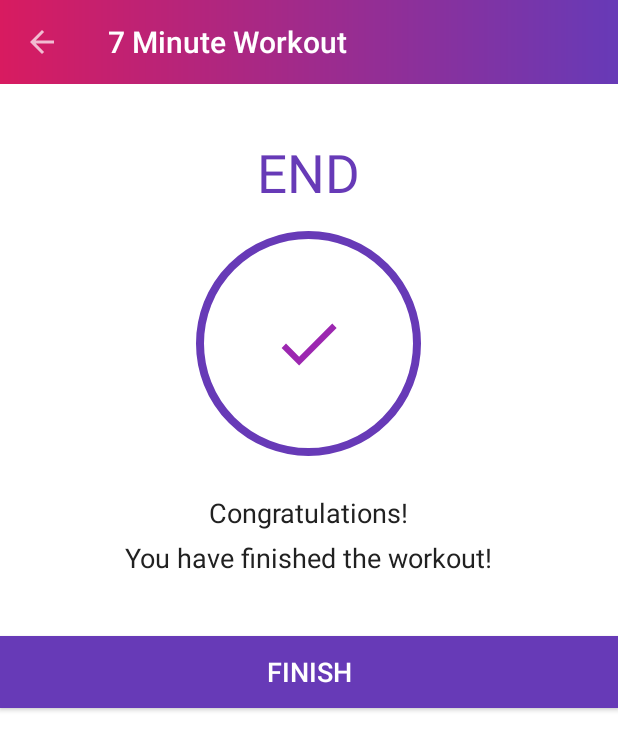
After one commit to dimatep/7MinuteWorkout, an Android app: the FinishActivity screen opened directly, with no data from a screen before it, on a phone screen of 412 x 824 dp. The commit adds this screen. Shown: the top 750 px of the screen. Run offline under Robolectric (Android 15) with nearby library versions, the phone set to English and light mode, and no system bars.

Commit message:
Add finish Activity and set custom dialog for toolbar back button

```diff
--- /dev/null
+++ b/app/src/main/java/learning/self/kotlin/a7minuteworkout/FinishActivity.kt
@@ -0,0 +1,30 @@
+package learning.self.kotlin.a7minuteworkout
+
+import android.content.Intent
+import androidx.appcompat.app.AppCompatActivity
+import android.os.Bundle
+import kotlinx.android.synthetic.main.activity_finish.*
+
+class FinishActivity : AppCompatActivity() {
+
+    override fun onCreate(savedInstanceState: Bundle?) {
+        super.onCreate(savedInstanceState)
+        setContentView(R.layout.activity_finish)
+
+        setSupportActionBar(toolbar_finish_activity)
+        val actionBar = supportActionBar
+        if(actionBar != null){
+            actionBar.setDisplayHomeAsUpEnabled(true)//set back button
+        }
+
+        //set the back btn on toolbar
+        toolbar_finish_activity.setNavigationOnClickListener {
+            onBackPressed() //go back to main activity, because I finished the exercise activity
+        }
+
+
+        finish_btn.setOnClickListener{
+            finish() // finish this activity and go back to main activity
+        }
+    }
+}
--- /dev/null
+++ b/app/src/main/res/drawable/ic_done.xml
@@ -0,0 +1,9 @@
+<vector xmlns:android="http://schemas.android.com/apk/res/android"
+        android:width="24dp"
+        android:height="24dp"
+        android:viewportWidth="24.0"
+        android:viewportHeight="24.0">
+    <path
+        android:fillColor="@color/colorPrimary"
+        android:pathData="M9,16.2L4.8,12l-1.4,1.4L9,19 21,7l-1.4,-1.4L9,16.2z"/>
+</vector>
--- /dev/null
+++ b/app/src/main/res/layout/activity_finish.xml
@@ -0,0 +1,70 @@
+<?xml version="1.0" encoding="utf-8"?>
+<LinearLayout xmlns:android="http://schemas.android.com/apk/res/android"
+    xmlns:app="http://schemas.android.com/apk/res-auto"
+    xmlns:tools="http://schemas.android.com/tools"
+    android:layout_width="match_parent"
+    android:layout_height="match_parent"
+    android:background="@color/white"
+    tools:context=".FinishActivity"
+    android:orientation="vertical"
+    android:gravity="center_horizontal">
+
+    <androidx.appcompat.widget.Toolbar
+        android:layout_width="match_parent"
+        android:layout_height="?android:attr/actionBarSize"
+        android:background="@drawable/toolbar_bg"
+        app:titleTextColor="@color/white"
+        android:id="@+id/toolbar_finish_activity" />
+
+    <TextView
+        android:layout_width="wrap_content"
+        android:layout_height="wrap_content"
+        android:layout_marginTop="35dp"
+        android:text="END"
+        android:textColor="@color/colorPrimaryDark"
+        android:textSize="35sp"
+        android:id="@+id/end_tv"/>
+
+    <LinearLayout
+        android:layout_width="150dp"
+        android:layout_height="150dp"
+        android:layout_gravity="center"
+        android:layout_marginTop="15dp"
+        android:gravity="center"
+        android:background="@drawable/circular_color_border">
+
+        <ImageView
+            android:layout_width="50dp"
+            android:layout_height="50dp"
+            android:contentDescription="done image"
+            android:src="@drawable/ic_done"/>
+    </LinearLayout>
+
+    <TextView
+        android:layout_width="wrap_content"
+        android:layout_height="wrap_content"
+        android:text="Congratulations!"
+        android:textSize="18sp"
+        android:textColor="#212121"
+        android:layout_marginTop="25dp"/>
+
+    <TextView
+        android:layout_width="wrap_content"
+        android:layout_height="wrap_content"
+        android:text="You have finished the workout!"
+        android:textSize="18sp"
+        android:textColor="#212121"
+        android:layout_marginTop="5dp"/>
+
+    <Button
+        android:layout_width="match_parent"
+        android:layout_height="wrap_content"
+        android:layout_marginTop="40dp"
+        android:background="@color/colorPrimaryDark"
+        android:text="FINISH"
+        android:textColor="@color/white"
+        android:textSize="18sp"
+        android:layout_gravity="center_horizontal"
+        android:id="@+id/finish_btn"/>
+
+</LinearLayout>
--- a/app/src/main/res/layout/activity_main.xml
+++ b/app/src/main/res/layout/activity_main.xml
@@ -1,6 +1,5 @@
 <?xml version="1.0" encoding="utf-8"?>
 <androidx.constraintlayout.widget.ConstraintLayout xmlns:android="http://schemas.android.com/apk/res/android"
-    xmlns:app="http://schemas.android.com/apk/res-auto"
     xmlns:tools="http://schemas.android.com/tools"
     android:layout_width="match_parent"
     android:layout_height="match_parent"
```
Also changed, not shown: app/src/main/AndroidManifest.xml (+5 -2 lines), app/src/main/java/learning/self/kotlin/a7minuteworkout/ExerciseActivity.kt (+23 -4 lines), app/src/main/res/layout/dialog_custom_back_confirmation.xml (added, +62 -0 lines).
